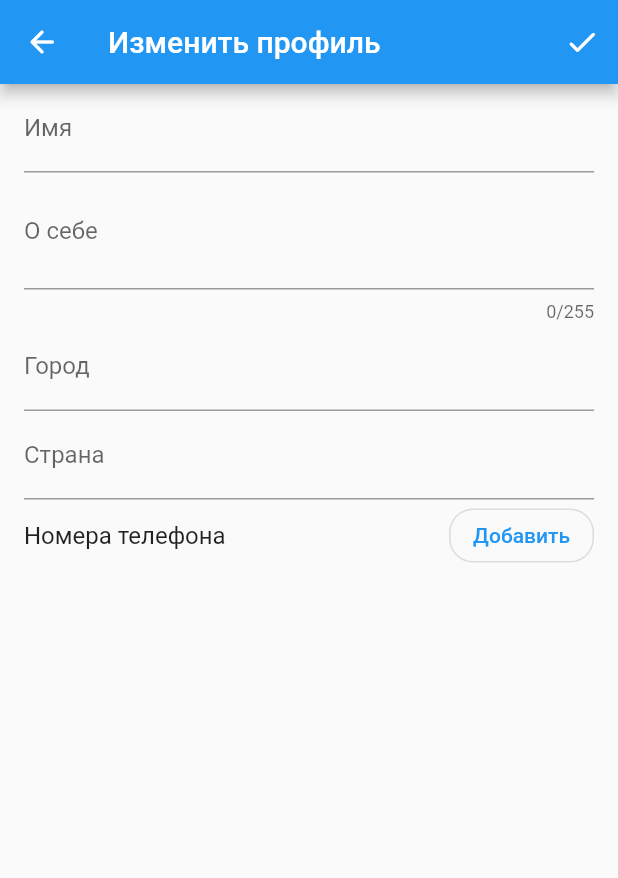
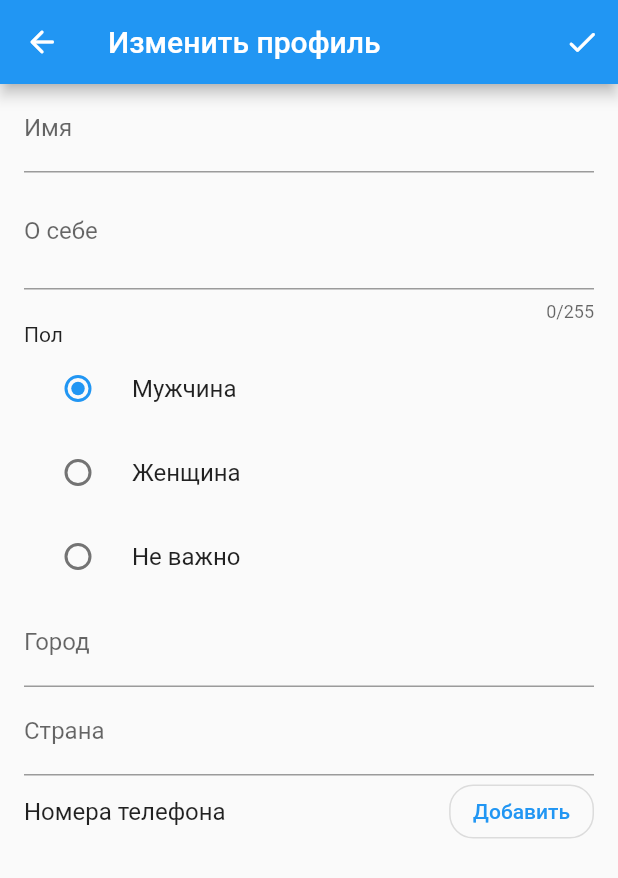
Before and after one commit to Vanchel/helperr, a Flutter app: the EditProfileView screen opened directly with empty values, on a phone screen of 412 x 824 dp. Shown: the top 878 px of the screen. Run offline on Flutter 3.47's test engine with Material 2 defaults, Android fonts, the phone set to English and light mode, and no system bars; our stand-ins replace bloc, equatable, flutter_bloc, shared_preferences; accounts and stored records are empty.

Commit message:
add sex profile setting

```diff
--- a/lib/data_layer/model/worker.dart
+++ b/lib/data_layer/model/worker.dart
@@ -3,6 +3,36 @@
 //     final user = userFromJson(jsonString);
 
 import 'dart:convert';
+
+enum Gender { male, female, unknown }
+
+Gender genderFromJson(String str) {
+  Gender gender;
+
+  if (str == "male") {
+    gender = Gender.male;
+  } else if (str == "female") {
+    gender = Gender.female;
+  } else {
+    gender = Gender.unknown;
+  }
+
+  return gender;
+}
+
+String genderToJson(Gender gender) {
+  String str;
+
+  if (gender == Gender.male) {
+    str = "male";
+  } else if (gender == Gender.female) {
+    str = "female";
+  } else {
+    str = "";
+  }
+
+  return str;
+}
 
 Worker workerFromJson(String str) => Worker.fromJson(json.decode(str));
 
@@ -15,6 +45,7 @@
     this.mailing,
     this.language,
     this.birthday,
+    this.gender,
     this.city,
     this.phone,
     this.about,
@@ -32,6 +63,7 @@
   final bool mailing;
   final List<Language> language;
   final String birthday;
+  final Gender gender;
   final String city;
   final List<String> phone;
   final String about;
@@ -49,6 +81,7 @@
     bool mailing,
     List<Language> language,
     String birthday,
+    Gender gender,
     String city,
     List<String> phone,
     String about,
@@ -66,6 +99,7 @@
         mailing: mailing ?? this.mailing,
         language: language ?? this.language,
         birthday: birthday ?? this.birthday,
+        gender: gender ?? this.gender,
         city: city ?? this.city,
         phone: phone ?? this.phone,
         about: about ?? this.about,
@@ -88,6 +122,7 @@
         language: List<Language>.from(
             json["language"]?.map((x) => Language.fromJson(x)) ?? []),
         birthday: json["birthday"],
+        gender: genderFromJson(json["gender"]),
         city: json["city"],
         phone: List<String>.from(json["phone"].map((x) => x)),
         about: json["about"],
@@ -107,6 +142,7 @@
         "mailing": mailing,
         "language": List<dynamic>.from(language.map((x) => x.toJson())),
         "birthday": birthday,
+        "gender": genderToJson(gender),
         "city": city,
         "phone": List<dynamic>.from(phone.map((x) => x)),
         "about": about,
--- a/lib/features/edit_phone_numbers/cubit/phone_numbers_cubit.dart
+++ b/lib/features/edit_phone_numbers/cubit/phone_numbers_cubit.dart
@@ -3,11 +3,11 @@
 class PhoneNumbersCubit extends Cubit<List<String>> {
   PhoneNumbersCubit([phoneNumbers = const []]) : super(phoneNumbers);
 
-  addNumber(String phoneNumber) {
+  void addNumber(String phoneNumber) {
     emit(List.of(state)..add(phoneNumber));
   }
 
-  deleteNumber(String phoneNumber) {
+  void deleteNumber(String phoneNumber) {
     emit(List.of(state)..remove(phoneNumber));
   }
 }
--- a/lib/features/edit_phone_numbers/view/phone_numbers_view.dart
+++ b/lib/features/edit_phone_numbers/view/phone_numbers_view.dart
@@ -4,7 +4,7 @@
 import 'package:helperr/features/edit_phone_numbers/view/edit_phone_number_page.dart';
 
 class PhoneNumbersView extends StatelessWidget {
-  PhoneNumbersView({Key key, @required this.onChanged}) : super(key: key);
+  const PhoneNumbersView({Key key, @required this.onChanged}) : super(key: key);
 
   final Function(List<String>) onChanged;
 
--- a/lib/features/edit_profile/view/edit_profile_view.dart
+++ b/lib/features/edit_profile/view/edit_profile_view.dart
@@ -3,6 +3,7 @@
 
 import 'package:helperr/features/edit_phone_numbers/view/phone_numbers_widget.dart';
 import 'package:helperr/features/edit_profile/cubit/edit_profile_cubit.dart';
+import 'package:helperr/features/edit_sex/view/edit_sex_widget.dart';
 
 import '../../../data_layer/model/worker.dart';
 
@@ -22,6 +23,7 @@
 
   String _name;
   String _about;
+  Gender _gender;
   String _city;
   String _cz;
   List<String> _phoneNumbers;
@@ -59,6 +61,11 @@
     //   //fieldHintText: 'дд.мм.гггг',
     // );
 
+    final genderInput = EditSex(
+      initialValue: widget.worker.gender,
+      onChanged: (value) => _gender = value,
+    );
+
     final cityInput = TextFormField(
       initialValue: widget.worker.city,
       keyboardType: TextInputType.text,
@@ -90,36 +97,28 @@
       onPressed: () => Navigator.pop(context),
     );
 
-    final submitButton = BlocBuilder<EditProfileCubit, EditProfileState>(
-      builder: (context, state) {
-        if (state is ProfileSaveInProgress) {
-          return Container(
-            margin: const EdgeInsets.only(right: 8.0),
-            alignment: Alignment.center,
-            child: CircularProgressIndicator(
-              //backgroundColor: Colors.white,
-              valueColor: const AlwaysStoppedAnimation(Colors.white),
-            ),
-          );
-        } else {
-          return IconButton(
-            icon: const Icon(Icons.check_rounded),
-            splashRadius: 24.0,
-            onPressed: () {
+    final onSubmitPressed = () {
       if (_formKey.currentState.validate()) {
         _formKey.currentState.save();
         final editedWorker = widget.worker.copyWith(
           name: _name,
           about: _about,
+          gender: _gender,
           city: _city,
           cz: _cz,
           phone: _phoneNumbers,
         );
         context.read<EditProfileCubit>().saveProfile(editedWorker);
       }
-            },
+    };
+
+    final submitButton = BlocBuilder<EditProfileCubit, EditProfileState>(
+      builder: (context, state) {
+        return IconButton(
+          icon: const Icon(Icons.check_rounded),
+          splashRadius: 24.0,
+          onPressed: !(state is ProfileSaveInProgress) ? onSubmitPressed : null,
         );
-        }
       },
     );
 
@@ -143,9 +142,7 @@
         appBar: AppBar(
           leading: backButton,
           title: const Text('Изменить профиль'),
-          actions: [
-            submitButton,
-          ],
+          actions: [submitButton],
         ),
         body: Form(
           key: _formKey,
@@ -157,6 +154,7 @@
                 nameInput,
                 aboutInput,
                 //birthdayInput,
+                genderInput,
                 cityInput,
                 citizenshipInput,
                 phoneNumbersList,
--- /dev/null
+++ b/lib/features/edit_sex/cubit/edit_sex_cubit.dart
@@ -0,0 +1,10 @@
+import 'package:bloc/bloc.dart';
+import 'package:helperr/data_layer/model/worker.dart';
+
+class EditSexCubit extends Cubit<Gender> {
+  EditSexCubit(Gender initialValue) : super(initialValue);
+
+  void changeSex(Gender gender) {
+    emit(gender);
+  }
+}
--- /dev/null
+++ b/lib/features/edit_sex/view/edit_sex_view.dart
@@ -0,0 +1,44 @@
+import 'package:flutter/material.dart';
+import 'package:flutter_bloc/flutter_bloc.dart';
+import 'package:helperr/data_layer/model/worker.dart';
+import 'package:helperr/features/edit_sex/cubit/edit_sex_cubit.dart';
+
+class SexRadioGroup extends StatelessWidget {
+  const SexRadioGroup({Key key, @required this.onChanged}) : super(key: key);
+
+  final Function(Gender) onChanged;
+
+  @override
+  Widget build(BuildContext context) {
+    return BlocBuilder<EditSexCubit, Gender>(builder: (context, state) {
+      if (onChanged != null) {
+        onChanged(state);
+      }
+
+      return Column(
+        crossAxisAlignment: CrossAxisAlignment.start,
+        children: [
+          const Text('Пол'),
+          RadioListTile(
+            title: const Text('Мужчина'),
+            value: Gender.male,
+            groupValue: state,
+            onChanged: (value) => context.read<EditSexCubit>().changeSex(value),
+          ),
+          RadioListTile(
+            title: const Text('Женщина'),
+            value: Gender.female,
+            groupValue: state,
+            onChanged: (value) => context.read<EditSexCubit>().changeSex(value),
+          ),
+          RadioListTile(
+            title: const Text('Не важно'),
+            value: Gender.unknown,
+            groupValue: state,
+            onChanged: (value) => context.read<EditSexCubit>().changeSex(value),
+          ),
+        ],
+      );
+    });
+  }
+}
--- /dev/null
+++ b/lib/features/edit_sex/view/edit_sex_widget.dart
@@ -0,0 +1,21 @@
+import 'package:flutter/material.dart';
+import 'package:flutter_bloc/flutter_bloc.dart';
+import 'package:helperr/data_layer/model/worker.dart';
+import 'package:helperr/features/edit_sex/cubit/edit_sex_cubit.dart';
+import 'package:helperr/features/edit_sex/view/edit_sex_view.dart';
+
+class EditSex extends StatelessWidget {
+  const EditSex({Key key, this.initialValue = Gender.unknown, this.onChanged})
+      : super(key: key);
+
+  final Gender initialValue;
+  final Function(Gender) onChanged;
+
+  @override
+  Widget build(BuildContext context) {
+    return BlocProvider(
+      create: (context) => EditSexCubit(initialValue),
+      child: SexRadioGroup(onChanged: onChanged),
+    );
+  }
+}
--- a/lib/features/login/view/login_form.dart
+++ b/lib/features/login/view/login_form.dart
@@ -104,7 +104,7 @@
         }
       },
       child: Container(
-        padding: const EdgeInsets.all(8.0),
+        padding: const EdgeInsets.all(16.0),
         child: Form(
           key: _formKey,
           child: Column(
--- a/lib/features/profile/view/profile_view.dart
+++ b/lib/features/profile/view/profile_view.dart
@@ -26,6 +26,7 @@
           backgroundUrl: state.worker.profileBackground,
           avatarUrl: state.worker.photoUrl,
           dateOfBirth: state.worker.birthday,
+          sex: state.worker.gender,
           region: state.worker.city,
           country: state.worker.cz,
         );
--- a/lib/features/register/view/register_form.dart
+++ b/lib/features/register/view/register_form.dart
@@ -126,7 +126,7 @@
         }
       },
       child: Container(
-        padding: const EdgeInsets.all(8.0),
+        padding: const EdgeInsets.all(16.0),
         child: Form(
           key: _formKey,
           child: Column(
```
Also changed, not shown: lib/features/edit_phone_numbers/view/edit_phone_number_page.dart (+22 -21 lines), lib/widgets/preferred_size_linear_progress_indicator.dart (added, +21 -0 lines), lib/widgets/profile_card.dart (+21 -0 lines). Lines whose indentation alone changed are shown as unchanged.
